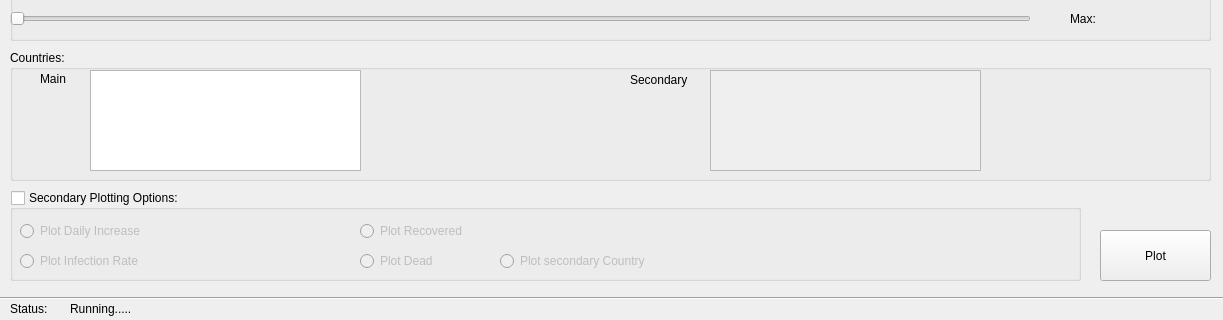
Old version of the form corona-stats.ui in the repository arne48/corona-stats; both pictures show x 0 to 1223 and y 590 to 910 of the 1223 by 910 pixel window.
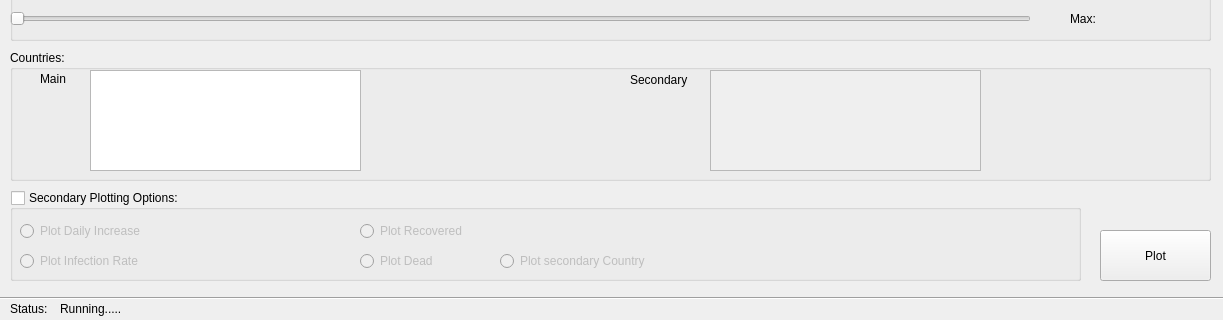
New version of the form.

```diff
--- a/corona-stats.ui
+++ b/corona-stats.ui
@@ -425,9 +425,9 @@
   <widget class="QLabel" name="lbl_status_content">
    <property name="geometry">
     <rect>
-     <x>70</x>
+     <x>60</x>
      <y>890</y>
-     <width>1131</width>
+     <width>1151</width>
      <height>17</height>
     </rect>
    </property>
```
